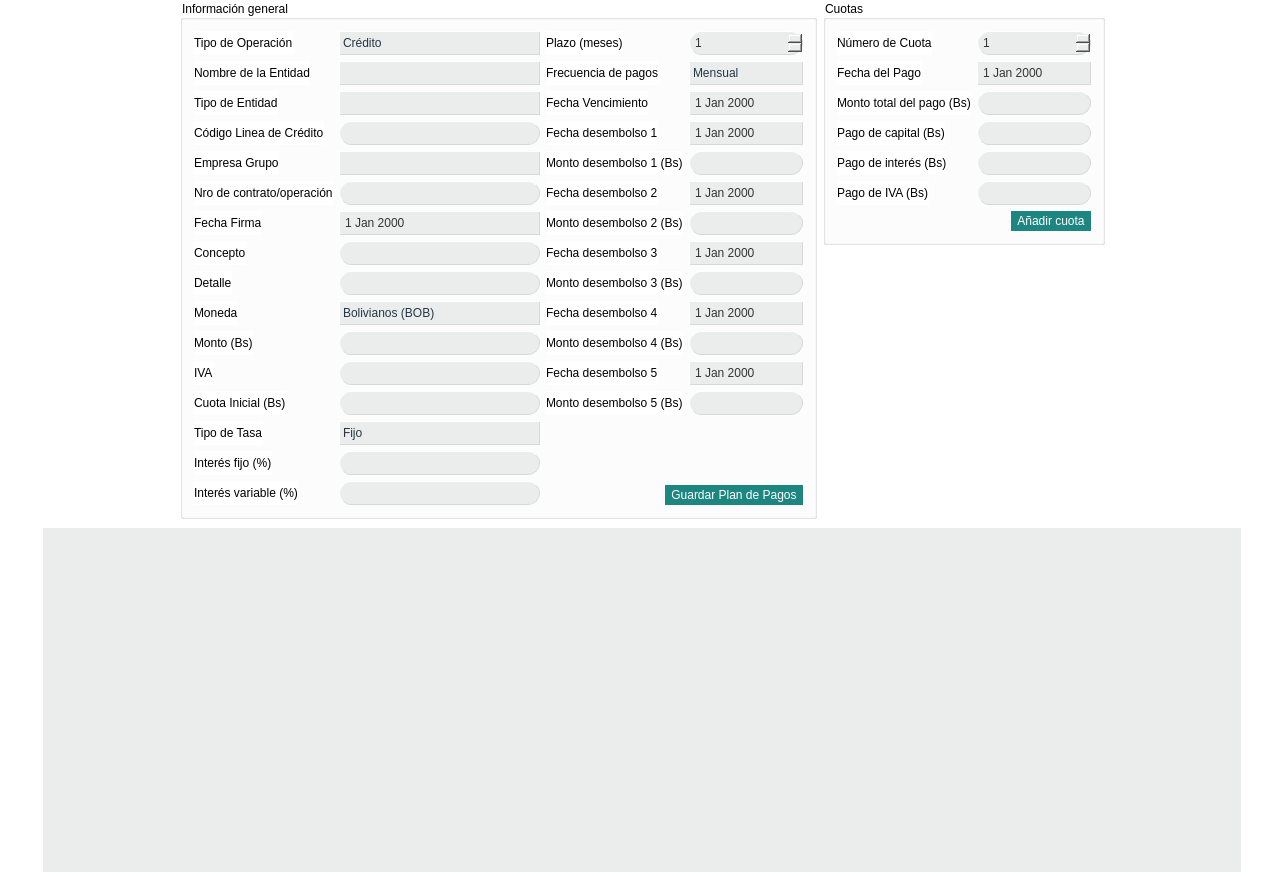
Old version of the form Finanzas/PlanDePagos.ui in the repository altitude-solutions/Finanzas.
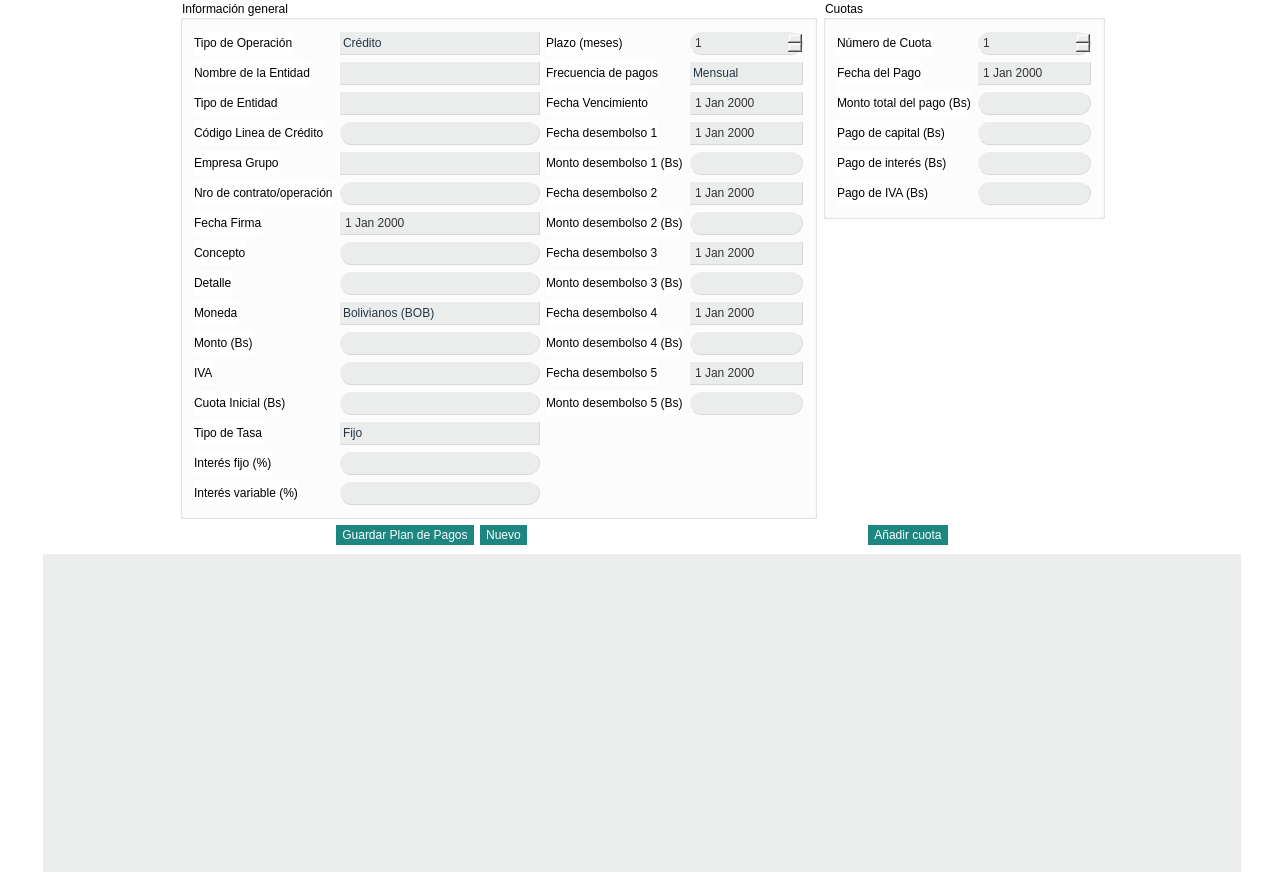
New version of the form. Icons and pictures are not drawn.

Commit message: planes de pago and lineas de credito bug fixes

The edit to the form file:
```diff
--- a/Finanzas/PlanDePagos.ui
+++ b/Finanzas/PlanDePagos.ui
@@ -2107,51 +2107,6 @@
             </property>
            </spacer>
           </item>
-          <item>
-           <layout class="QHBoxLayout" name="horizontalLayout">
-            <item>
-             <spacer name="horizontalSpacer_5">
-              <property name="orientation">
-               <enum>Qt::Horizontal</enum>
-              </property>
-              <property name="sizeHint" stdset="0">
-               <size>
-                <width>40</width>
-                <height>20</height>
-               </size>
-              </property>
-             </spacer>
-            </item>
-            <item>
-             <widget class="QPushButton" name="savePlan">
-              <property name="cursor">
-               <cursorShape>PointingHandCursor</cursorShape>
-              </property>
-              <property name="styleSheet">
-               <string notr="true">QPushButton {
-	background-color: #1D8680;
-	border-style: outset;
-	border-radius: 12px;
-	font: 12pt &quot;MS Shell Dlg 2&quot;;
-	color: white;
-	min-width: 2em;
-	max-width:10em;
-	padding: 3px  6px 3px 6px;
-}
-
-QPushButton::focus,
-QPushButton::hover {
-	background-color: #109491;
-	border-color: #ededef;
-}</string>
-              </property>
-              <property name="text">
-               <string>Guardar Plan de Pagos</string>
-              </property>
-             </widget>
-            </item>
-           </layout>
-          </item>
          </layout>
         </item>
        </layout>
@@ -2527,52 +2482,6 @@
             </item>
            </layout>
           </item>
-          <item>
-           <layout class="QHBoxLayout" name="horizontalLayout_3">
-            <item>
-             <spacer name="horizontalSpacer">
-              <property name="orientation">
-               <enum>Qt::Horizontal</enum>
-              </property>
-              <property name="sizeHint" stdset="0">
-               <size>
-                <width>40</width>
-                <height>20</height>
-               </size>
-              </property>
-             </spacer>
-            </item>
-            <item>
-             <widget class="QPushButton" name="saveCuota">
-              <property name="cursor">
-               <cursorShape>PointingHandCursor</cursorShape>
-              </property>
-              <property name="styleSheet">
-               <string notr="true">QPushButton {
-	background-color: #1D8680;
-	border-style: outset;
-	border-radius: 12px;
-	font: 12pt &quot;MS Shell Dlg 2&quot;;
-	color: white;
-	min-width: 2em;
-	max-width:10em;
-	padding: 3px  6px 3px 6px;
-}
-
-QPushButton::focus,
-QPushButton::hover {
-	background-color: #109491;
-	border-color: #ededef;
-}
-</string>
-              </property>
-              <property name="text">
-               <string>Añadir cuota</string>
-              </property>
-             </widget>
-            </item>
-           </layout>
-          </item>
          </layout>
         </widget>
        </item>
@@ -2606,6 +2515,132 @@
      </item>
     </layout>
    </item>
+   <item>
+    <layout class="QHBoxLayout" name="horizontalLayout_6">
+     <item>
+      <spacer name="horizontalSpacer">
+       <property name="orientation">
+        <enum>Qt::Horizontal</enum>
+       </property>
+       <property name="sizeHint" stdset="0">
+        <size>
+         <width>40</width>
+         <height>20</height>
+        </size>
+       </property>
+      </spacer>
+     </item>
+     <item>
+      <widget class="QPushButton" name="savePlan">
+       <property name="cursor">
+        <cursorShape>PointingHandCursor</cursorShape>
+       </property>
+       <property name="styleSheet">
+        <string notr="true">QPushButton {
+	background-color: #1D8680;
+	border-style: outset;
+	border-radius: 12px;
+	font: 12pt &quot;MS Shell Dlg 2&quot;;
+	color: white;
+	min-width: 2em;
+	max-width:10em;
+	padding: 3px  6px 3px 6px;
+}
+
+QPushButton::focus,
+QPushButton::hover {
+	background-color: #109491;
+	border-color: #ededef;
+}</string>
+       </property>
+       <property name="text">
+        <string>Guardar Plan de Pagos</string>
+       </property>
+      </widget>
+     </item>
+     <item>
+      <widget class="QPushButton" name="newButton">
+       <property name="styleSheet">
+        <string notr="true">QPushButton {
+	background-color: #1D8680;
+	border-style: outset;
+	border-radius: 12px;
+	font: 12pt &quot;MS Shell Dlg 2&quot;;
+	color: white;
+	min-width: 7em;
+	max-width:10em;
+	padding: 3px  6px 3px 6px;
+}
+
+QPushButton::focus,
+QPushButton::hover {
+	background-color: #109491;
+	border-color: #ededef;
+}
+</string>
+       </property>
+       <property name="text">
+        <string>Nuevo</string>
+       </property>
+      </widget>
+     </item>
+     <item>
+      <spacer name="horizontalSpacer_7">
+       <property name="orientation">
+        <enum>Qt::Horizontal</enum>
+       </property>
+       <property name="sizeHint" stdset="0">
+        <size>
+         <width>40</width>
+         <height>20</height>
+        </size>
+       </property>
+      </spacer>
+     </item>
+     <item>
+      <widget class="QPushButton" name="saveCuota">
+       <property name="cursor">
+        <cursorShape>PointingHandCursor</cursorShape>
+       </property>
+       <property name="styleSheet">
+        <string notr="true">QPushButton {
+	background-color: #1D8680;
+	border-style: outset;
+	border-radius: 12px;
+	font: 12pt &quot;MS Shell Dlg 2&quot;;
+	color: white;
+	min-width: 7em;
+	max-width:10em;
+	padding: 3px  6px 3px 6px;
+}
+
+QPushButton::focus,
+QPushButton::hover {
+	background-color: #109491;
+	border-color: #ededef;
+}
+</string>
+       </property>
+       <property name="text">
+        <string>Añadir cuota</string>
+       </property>
+      </widget>
+     </item>
+     <item>
+      <spacer name="horizontalSpacer_5">
+       <property name="orientation">
+        <enum>Qt::Horizontal</enum>
+       </property>
+       <property name="sizeHint" stdset="0">
+        <size>
+         <width>40</width>
+         <height>20</height>
+        </size>
+       </property>
+      </spacer>
+     </item>
+    </layout>
+   </item>
    <item>
     <layout class="QHBoxLayout" name="horizontalLayout_5">
      <item>
```
Left out of the diff: 2 changed lines with no effect on the pictures. The commit also changes 6 other files.
